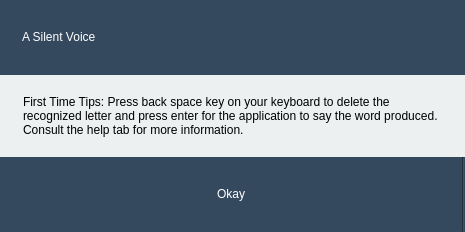
The window that Modules/UserInterface/firsttime_prompt.ui (jjjimenez100/A-Silent-Voice) describes before a commit, drawn with Qt 5.
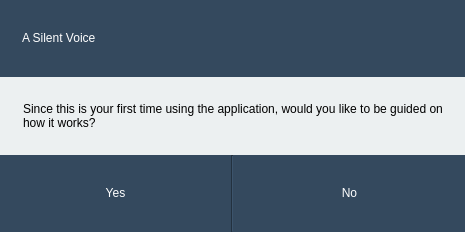
The same window after the commit. Icons and pictures are not drawn.

The edit to the form file:
```diff
--- a/Modules/UserInterface/firsttime_prompt.ui
+++ b/Modules/UserInterface/firsttime_prompt.ui
@@ -101,7 +101,7 @@
 </string>
      </property>
      <property name="text">
-      <string>First Time Tips: Press back space key on your keyboard to delete the recognized letter and press enter for the application to say the word produced. Consult the help tab for more information.</string>
+      <string>Since this is your first time using the application, would you like to be guided on how it works?</string>
      </property>
      <property name="alignment">
       <set>Qt::AlignLeading|Qt::AlignLeft|Qt::AlignVCenter</set>
@@ -146,7 +146,7 @@
 background-color: rgb(104, 127, 149);</string>
         </property>
         <property name="text">
-         <string>Okay</string>
+         <string>Yes</string>
         </property>
         <property name="flat">
          <bool>true</bool>
@@ -160,6 +160,27 @@
         </property>
        </widget>
       </item>
+      <item>
+       <widget class="QPushButton" name="noButton">
+        <property name="minimumSize">
+         <size>
+          <width>0</width>
+          <height>50</height>
+         </size>
+        </property>
+        <property name="styleSheet">
+         <string notr="true">color: rgb(255, 255, 255);
+font: 14pt &quot;Trebuchet MS&quot;;
+background-color: rgb(104, 127, 149);</string>
+        </property>
+        <property name="text">
+         <string>No</string>
+        </property>
+        <property name="flat">
+         <bool>true</bool>
+        </property>
+       </widget>
+      </item>
      </layout>
     </widget>
    </item>
```
Left out of the diff: 4 changed lines with no effect on the pictures.
